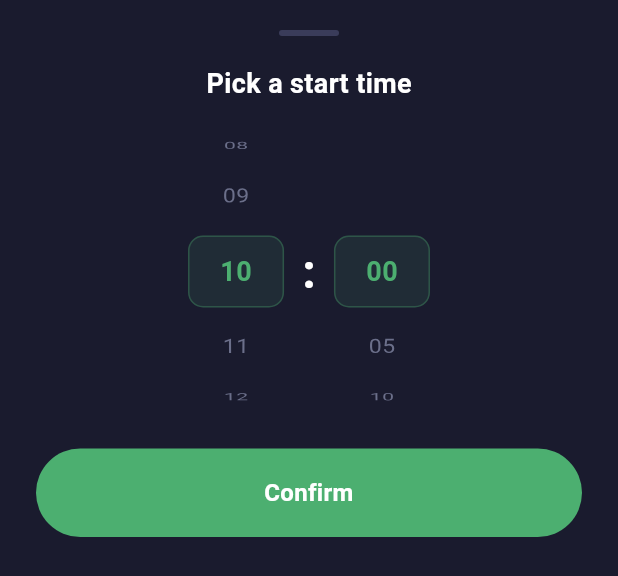
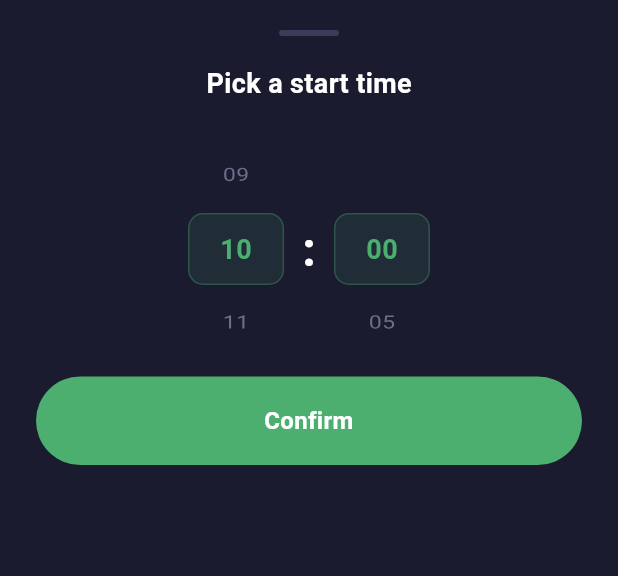
Before and after one commit to FontysRyan/Individualproject2St3, a Flutter app: the _TimePickerSheet widget shown alone on an empty page, opened directly, on a phone screen of 412 x 824 dp. Shown: the top 576 px of the screen. Run offline on Flutter 3.47's test engine with Material 3 defaults, Android fonts, the light colour scheme and no system bars; our stand-ins replace shared_preferences; accounts and stored records are empty.

Commit message:
Adjust time picker sizing and comments
Make the time picker more compact by reducing the wheel row height from 180 to 150 and the bottom spacing from 28 to 10. Replace the decorative comment above _WheelColumn with a concise descriptive comment indicating it is a reusable widget for the hour and minute wheels.

```diff
--- a/lib/shared/widgets/time_picker_field.dart
+++ b/lib/shared/widgets/time_picker_field.dart
@@ -167,7 +167,7 @@ class _TimePickerSheetState extends State<_TimePickerSheet> {
 
           // Wheels row
           SizedBox(
-            height: 180,
+            height: 150,
             child: Row(
               mainAxisAlignment: MainAxisAlignment.center,
               children: [
@@ -198,7 +198,7 @@ class _TimePickerSheetState extends State<_TimePickerSheet> {
             ),
           ),
 
-          const SizedBox(height: 28),
+          const SizedBox(height: 10),
 
           // Confirm button
           // but built inline to avoid an import cycle with PillButton.
@@ -224,7 +224,8 @@ class _TimePickerSheetState extends State<_TimePickerSheet> {
   }
 }
 
-// ── Scroll wheel column ───────────────────────────────────────────────────────
+// Scroll wheel column
+// A reusable widget for the hour and minute wheels in the time picker sheet.
 
 class _WheelColumn extends StatelessWidget {
   final FixedExtentScrollController controller;
```
